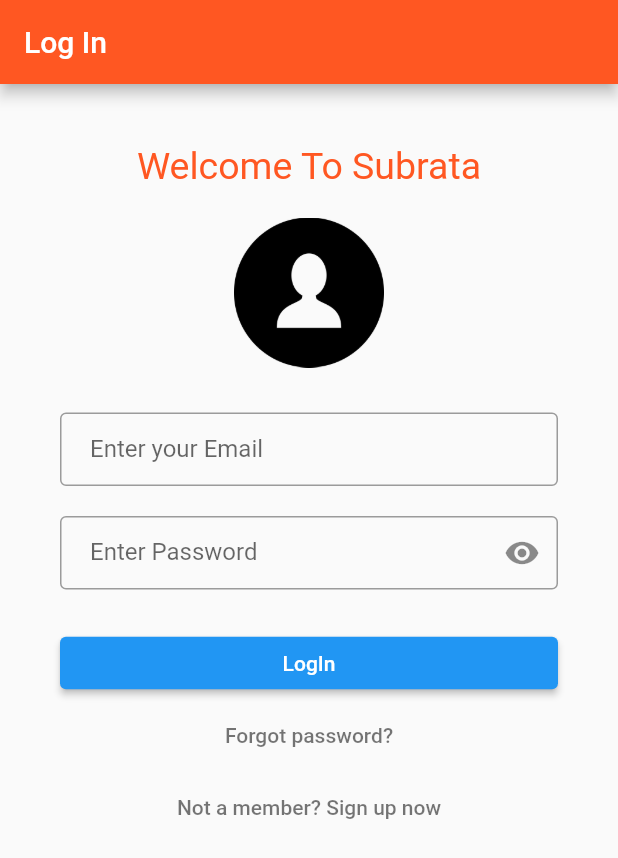
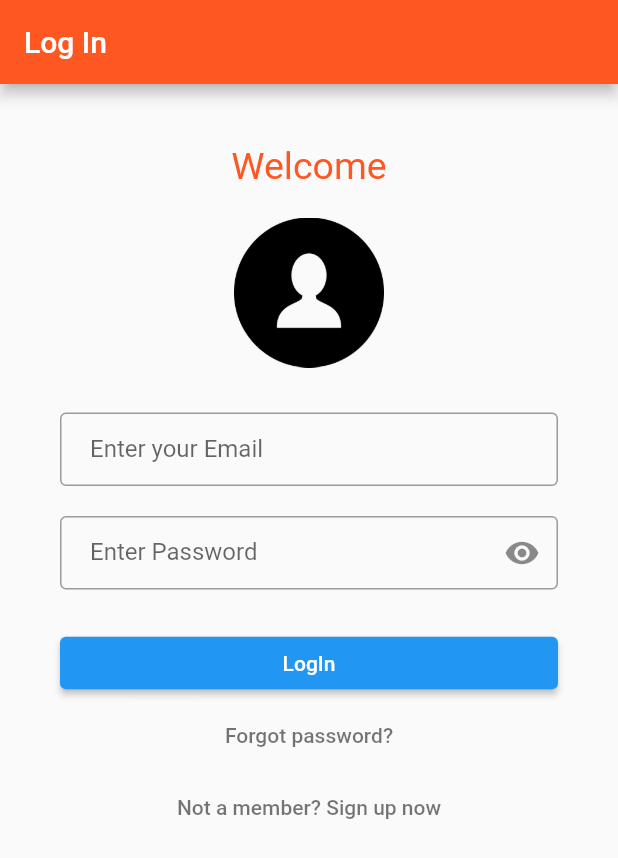
Before and after one commit to subrata48/flutter_login, a Flutter app: the screen it shows after launch, on a phone screen of 412 x 824 dp. Shown: the top 858 px of the screen. Run offline on Flutter 3.47's test engine with Material 2 defaults, Android fonts, the phone set to English and light mode, and no system bars; our stand-ins replace toast; Roboto replaces fonts that are missing (Hind, Montserrat).

Commit message:
chaged text to subrata

```diff
--- a/lib/main.dart
+++ b/lib/main.dart
@@ -138,7 +138,7 @@ class MyCustomFormState extends State<MyCustomForm> {
             new Center(
               //margin: const EdgeInsets.only(left: 40),
               child: new Text(
-                'Welcome To Subrata ',
+                'Welcome ',
                 textAlign: TextAlign.center,
                 style: new TextStyle(color: Colors.deepOrange, fontSize: 25.0),
               ),
```
